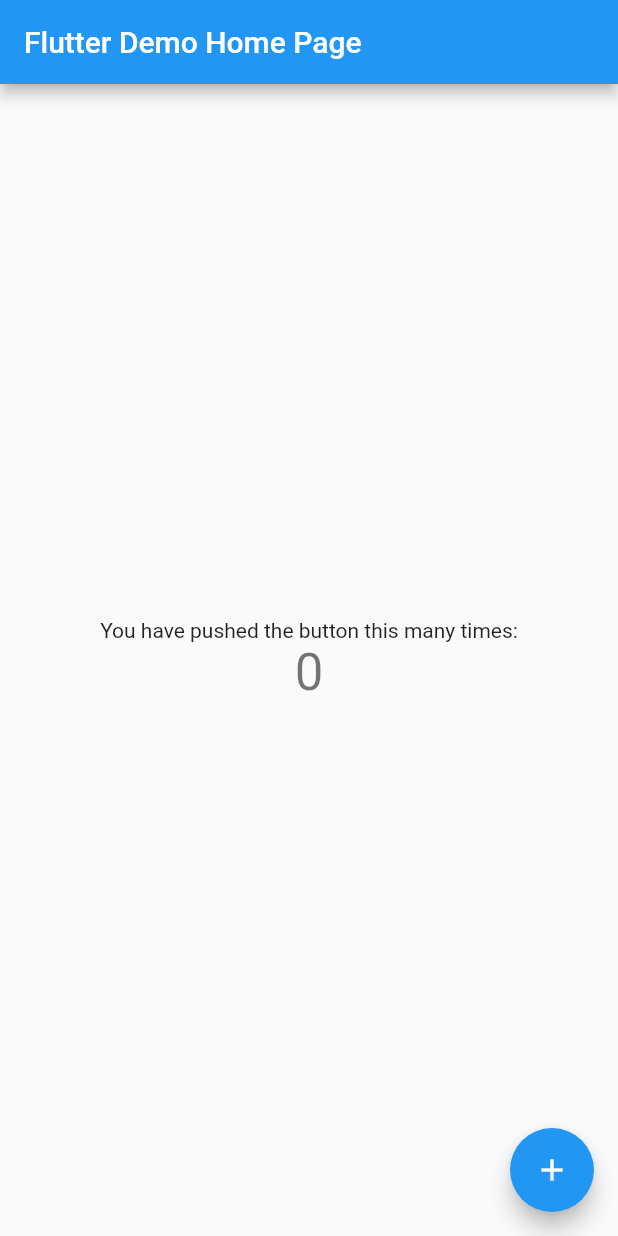
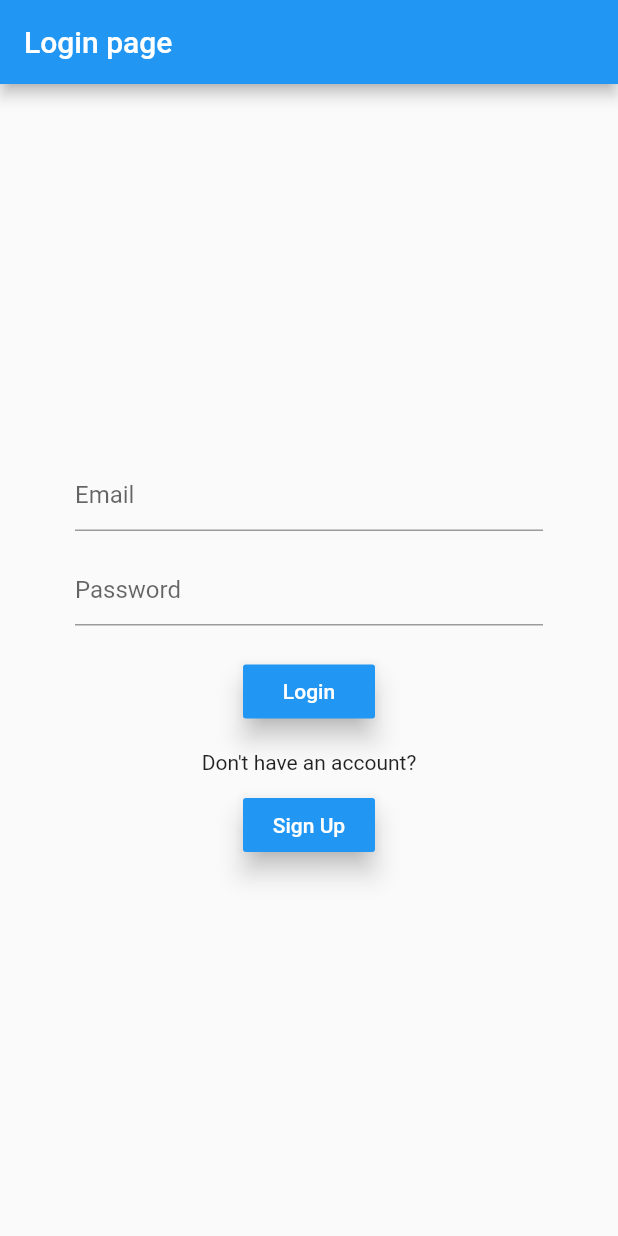
Before and after one commit to nicomazz/benza, a Flutter app: the screen it shows after launch, on a phone screen of 412 x 824 dp. Run offline on Flutter 3.47's test engine with Material 2 defaults, Android fonts, the light colour scheme and no system bars; our stand-ins replace cloud_firestore, faker, firebase_auth, latlong; accounts and stored records are empty.

Commit message:
Login-signup completed. Home page in progress. Group list view draft

```diff
--- a/benzaApp/lib/main.dart
+++ b/benzaApp/lib/main.dart
@@ -1,109 +1,47 @@
+import 'package:benza/pages/home_page.dart';
+import 'package:benza/pages/login/login_page.dart';
+import 'package:benza/pages/login/signup_page.dart';
+import 'package:firebase_auth/firebase_auth.dart';
 import 'package:flutter/material.dart';
 
 void main() => runApp(new MyApp());
 
 class MyApp extends StatelessWidget {
   // This widget is the root of your application.
-  @override
-  Widget build(BuildContext context) {
-    return new MaterialApp(
-      title: 'Flutter Demo',
-      theme: new ThemeData(
-        // This is the theme of your application.
-        //
-        // Try running your application with "flutter run". You'll see the
-        // application has a blue toolbar. Then, without quitting the app, try
-        // changing the primarySwatch below to Colors.green and then invoke
-        // "hot reload" (press "r" in the console where you ran "flutter run",
-        // or press Run > Flutter Hot Reload in IntelliJ). Notice that the
-        // counter didn't reset back to zero; the application is not restarted.
-        primarySwatch: Colors.blue,
-      ),
-      home: new MyHomePage(title: 'Flutter Demo Home Page'),
-    );
-  }
-}
 
-class MyHomePage extends StatefulWidget {
-  MyHomePage({Key key, this.title}) : super(key: key);
-
-  // This widget is the home page of your application. It is stateful, meaning
-  // that it has a State object (defined below) that contains fields that affect
-  // how it looks.
-
-  // This class is the configuration for the state. It holds the values (in this
-  // case the title) provided by the parent (in this case the App widget) and
-  // used by the build method of the State. Fields in a Widget subclass are
-  // always marked "final".
-
-  final String title;
-
-  @override
-  _MyHomePageState createState() => new _MyHomePageState();
-}
-
-class _MyHomePageState extends State<MyHomePage> {
-  int _counter = 0;
-
-  void _incrementCounter() {
-    setState(() {
-      // This call to setState tells the Flutter framework that something has
-      // changed in this State, which causes it to rerun the build method below
-      // so that the display can reflect the updated values. If we changed
-      // _counter without calling setState(), then the build method would not be
-      // called again, and so nothing would appear to happen.
-      _counter++;
-    });
+  Widget _handleCurrentScreen() {
+    return new StreamBuilder<FirebaseUser>(
+        stream: FirebaseAuth.instance.onAuthStateChanged,
+        builder: (BuildContext context, snapshot) {
+          if (snapshot.connectionState == ConnectionState.waiting) {
+            print("waiting");
+            return new Text("loading..");
+          } else {
+            //user already logged in
+            if (snapshot.hasData) {
+              print ("we already have data");
+              return new HomePage();
+              // firestore: firestore, uuid: snapshot.data.uid);
+            }
+            print("displaying login");
+            return new LoginPage();
+          }
+        });
   }
 
   @override
   Widget build(BuildContext context) {
-    // This method is rerun every time setState is called, for instance as done
-    // by the _incrementCounter method above.
-    //
-    // The Flutter framework has been optimized to make rerunning build methods
-    // fast, so that you can just rebuild anything that needs updating rather
-    // than having to individually change instances of widgets.
-    return new Scaffold(
-      appBar: new AppBar(
-        // Here we take the value from the MyHomePage object that was created by
-        // the App.build method, and use it to set our appbar title.
-        title: new Text(widget.title),
-      ),
-      body: new Center(
-        // Center is a layout widget. It takes a single child and positions it
-        // in the middle of the parent.
-        child: new Column(
-          // Column is also layout widget. It takes a list of children and
-          // arranges them vertically. By default, it sizes itself to fit its
-          // children horizontally, and tries to be as tall as its parent.
-          //
-          // Invoke "debug paint" (press "p" in the console where you ran
-          // "flutter run", or select "Toggle Debug Paint" from the Flutter tool
-          // window in IntelliJ) to see the wireframe for each widget.
-          //
-          // Column has various properties to control how it sizes itself and
-          // how it positions its children. Here we use mainAxisAlignment to
-          // center the children vertically; the main axis here is the vertical
-          // axis because Columns are vertical (the cross axis would be
-          // horizontal).
-          mainAxisAlignment: MainAxisAlignment.center,
-          children: <Widget>[
-            new Text(
-              'You have pushed the button this many times:',
-            ),
-            new Text(
-              '$_counter',
-              style: Theme.of(context).textTheme.display1,
-            ),
-          ],
+    return new MaterialApp(
+        title: 'Flutter Demo',
+        theme: new ThemeData(
+          primarySwatch: Colors.blue,
         ),
-      ),
-      floatingActionButton: new FloatingActionButton(
-        onPressed: _incrementCounter,
-        tooltip: 'Increment',
-        child: new Icon(Icons.add),
-      ), // This trailing comma makes auto-formatting nicer for build methods.
-    );
+        debugShowCheckedModeBanner: false,
+        home: _handleCurrentScreen(),//LoginPage(),
+        routes: <String, WidgetBuilder>{
+          '/landingpage': (BuildContext context) => MyApp(),
+          '/signup': (BuildContext context) => SignUpPage(),
+          '/homepage': (BuildContext context) => HomePage()
+        });
   }
 }
--- /dev/null
+++ b/benzaApp/lib/pages/login/login_page.dart
@@ -0,0 +1,78 @@
+import 'package:firebase_auth/firebase_auth.dart';
+import 'package:flutter/material.dart';
+
+class LoginPage extends StatefulWidget {
+
+  @override
+  _LoginPageState createState() => _LoginPageState();
+}
+
+class _LoginPageState extends State<LoginPage> {
+  String _email;
+  String _password;
+
+  @override
+  Widget build(BuildContext context) {
+    return new Scaffold(
+      appBar: AppBar(
+        title: Text('Login page'),
+      ),
+      body: Center(
+          child: Container(
+        padding: EdgeInsets.all(50.0),
+        child: Column(
+          mainAxisAlignment: MainAxisAlignment.center,
+          children: <Widget>[
+            TextField(
+                decoration: InputDecoration(hintText: 'Email'),
+                onChanged: (value) {
+                  setState(() {
+                    _email = value;
+                  });
+                }),
+            SizedBox(height: 15.0),
+            TextField(
+                decoration: InputDecoration(hintText: 'Password'),
+                onChanged: (value) {
+                  setState(() {
+                    _password = value;
+                  });
+                }),
+            SizedBox(height: 20.0),
+            RaisedButton(
+                child: Text('Login'),
+                color: Colors.blue,
+                textColor: Colors.white,
+                elevation: 7.0,
+                onPressed: () {
+                  //FirebaseAuth.instance.currentUser()
+                  FirebaseAuth.instance
+                      .signInWithEmailAndPassword(
+                          email: _email, password: _password)
+                      .then((FirebaseUser user) {
+                    //Navigator.of(context).pushReplacementNamed('/homepage');
+                  }).catchError((e) {
+                    print(e);
+                  });
+                }),
+            SizedBox(
+              height: 15.0,
+            ),
+            Text('Don\'t have an account?'),
+            SizedBox(
+              height: 10.0,
+            ),
+            RaisedButton(
+                child: Text('Sign Up'),
+                color: Colors.blue,
+                textColor: Colors.white,
+                elevation: 7.0,
+                onPressed: () {
+                  Navigator.of(context).pushNamed('/signup');
+                }),
+          ],
+        ),
+      )),
+    );
+  }
+}
--- a/benzaApp/pubspec.yaml
+++ b/benzaApp/pubspec.yaml
@@ -13,6 +13,10 @@
   sdk: ">=2.0.0-dev.68.0 <3.0.0"
 
 dependencies:
+  firebase_auth:
+  cloud_firestore:
+  latlong: ^0.6.1
+  faker: ^1.0.0
   flutter:
     sdk: flutter
 
```
Also changed, not shown: benzaApp/lib/data/Group.dart (added, +14 -0 lines), benzaApp/lib/data/Position.dart (added, +23 -0 lines), benzaApp/lib/data/User.dart (added, +18 -0 lines), benzaApp/lib/pages/groups/group_list_page.dart (added, +83 -0 lines), benzaApp/lib/pages/home_page.dart (added, +103 -0 lines), benzaApp/lib/pages/login/signup_page.dart (added, +64 -0 lines), benzaApp/lib/pages/profile_page.dart (added, +108 -0 lines), benzaApp/lib/services/user_management.dart (added, +20 -0 lines), benzaApp/pubspec.lock, 3 other files.
